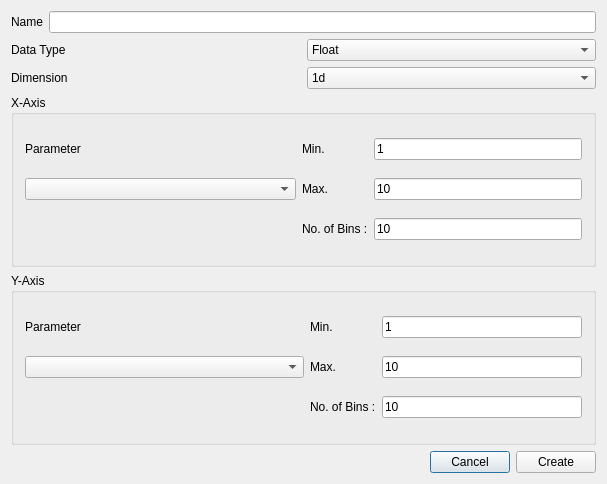
Qt form main/spectra/src/TGo4CreateNewHistogram.ui (FRIBDAQ/SpecTcl) before a commit.
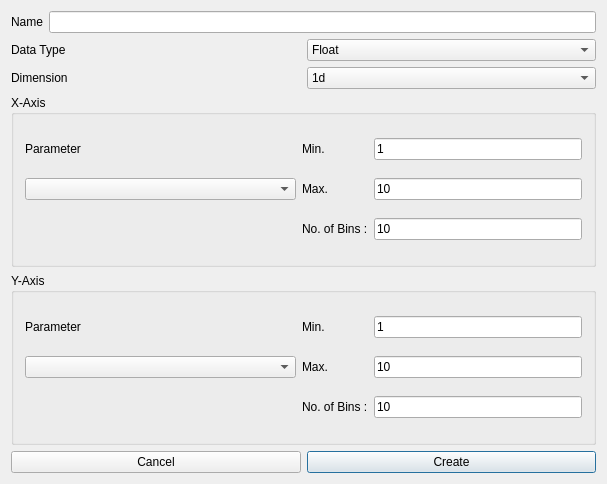
The same form after that commit.

Commit message: X and Y info get same layout

Patch:
```diff
--- a/main/spectra/src/TGo4CreateNewHistogram.ui
+++ b/main/spectra/src/TGo4CreateNewHistogram.ui
@@ -269,7 +269,7 @@
         </property>
         <property name="sizeHint" stdset="0">
          <size>
-          <width>217</width>
+          <width>80</width>
           <height>20</height>
          </size>
         </property>
@@ -326,22 +326,6 @@
    </item>
    <item>
     <layout class="QHBoxLayout">
-     <item>
-      <spacer name="spacer8">
-       <property name="orientation">
-        <enum>Qt::Horizontal</enum>
-       </property>
-       <property name="sizeType">
-        <enum>QSizePolicy::Expanding</enum>
-       </property>
-       <property name="sizeHint" stdset="0">
-        <size>
-         <width>40</width>
-         <height>20</height>
-        </size>
-       </property>
-      </spacer>
-     </item>
      <item>
       <widget class="QPushButton" name="cancelButton">
        <property name="text">
@@ -360,6 +344,9 @@
        <property name="shortcut">
         <string>Alt+L</string>
        </property>
+       <property name="default">
+        <bool>true</bool>
+       </property>
       </widget>
      </item>
     </layout>
```
Left out of the diff: 23 changed lines with no effect on the pictures.
